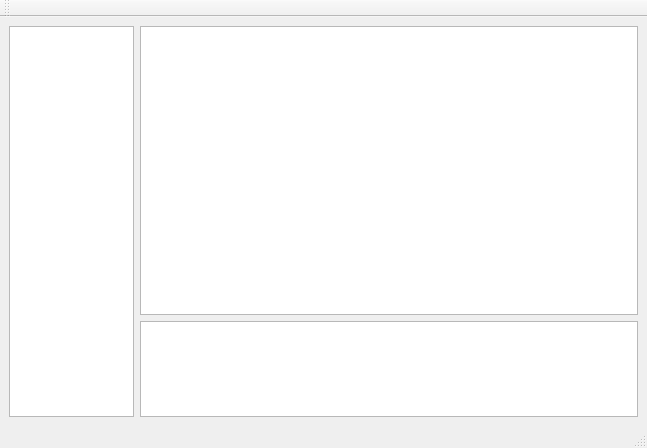
Old version of the form mainwindow.ui in the repository icpz/large-sunglasses.
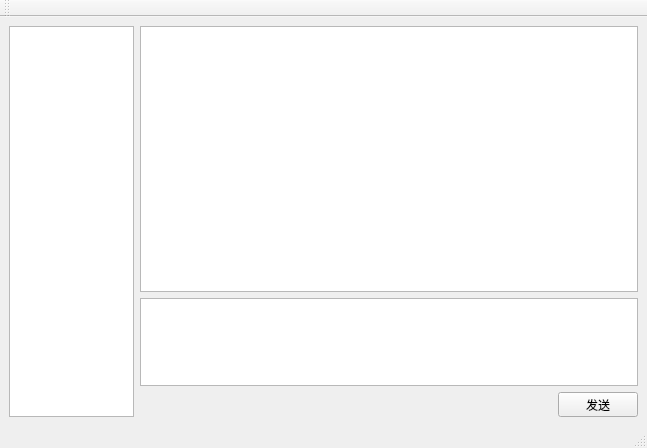
New version of the form.

Diff of the .ui file:
```diff
--- a/mainwindow.ui
+++ b/mainwindow.ui
@@ -21,7 +21,7 @@
        <widget class="QListWidget" name="listWidget"/>
       </item>
       <item>
-       <layout class="QVBoxLayout" name="verticalLayout" stretch="3,1">
+       <layout class="QVBoxLayout" name="verticalLayout" stretch="3,1,0">
         <item>
          <widget class="QTextBrowser" name="textBrowser">
           <property name="sizePolicy">
@@ -30,6 +30,13 @@
             <verstretch>0</verstretch>
            </sizepolicy>
           </property>
+          <property name="html">
+           <string>&lt;!DOCTYPE HTML PUBLIC &quot;-//W3C//DTD HTML 4.0//EN&quot; &quot;http://www.w3.org/TR/REC-html40/strict.dtd&quot;&gt;
+&lt;html&gt;&lt;head&gt;&lt;meta name=&quot;qrichtext&quot; content=&quot;1&quot; /&gt;&lt;style type=&quot;text/css&quot;&gt;
+p, li { white-space: pre-wrap; }
+&lt;/style&gt;&lt;/head&gt;&lt;body style=&quot; font-family:'Ubuntu'; font-size:11pt; font-weight:400; font-style:normal;&quot;&gt;
+&lt;p style=&quot;-qt-paragraph-type:empty; margin-top:0px; margin-bottom:0px; margin-left:0px; margin-right:0px; -qt-block-indent:0; text-indent:0px;&quot;&gt;&lt;br /&gt;&lt;/p&gt;&lt;/body&gt;&lt;/html&gt;</string>
+          </property>
          </widget>
         </item>
         <item>
@@ -51,6 +58,31 @@
           </property>
          </widget>
         </item>
+        <item alignment="Qt::AlignRight">
+         <widget class="QPushButton" name="btn_send">
+          <property name="sizePolicy">
+           <sizepolicy hsizetype="Fixed" vsizetype="Fixed">
+            <horstretch>0</horstretch>
+            <verstretch>0</verstretch>
+           </sizepolicy>
+          </property>
+          <property name="minimumSize">
+           <size>
+            <width>0</width>
+            <height>25</height>
+           </size>
+          </property>
+          <property name="maximumSize">
+           <size>
+            <width>16777215</width>
+            <height>25</height>
+           </size>
+          </property>
+          <property name="text">
+           <string>发送</string>
+          </property>
+         </widget>
+        </item>
        </layout>
       </item>
      </layout>
```
